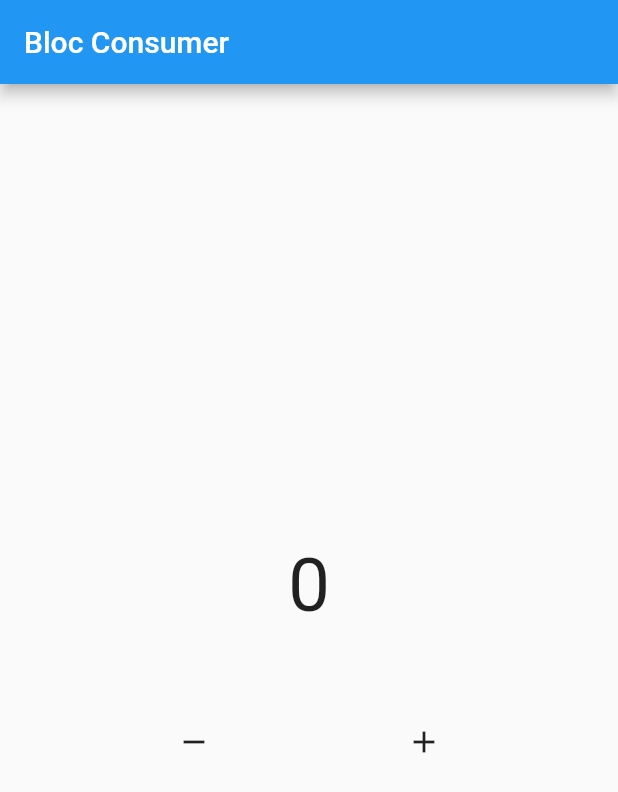
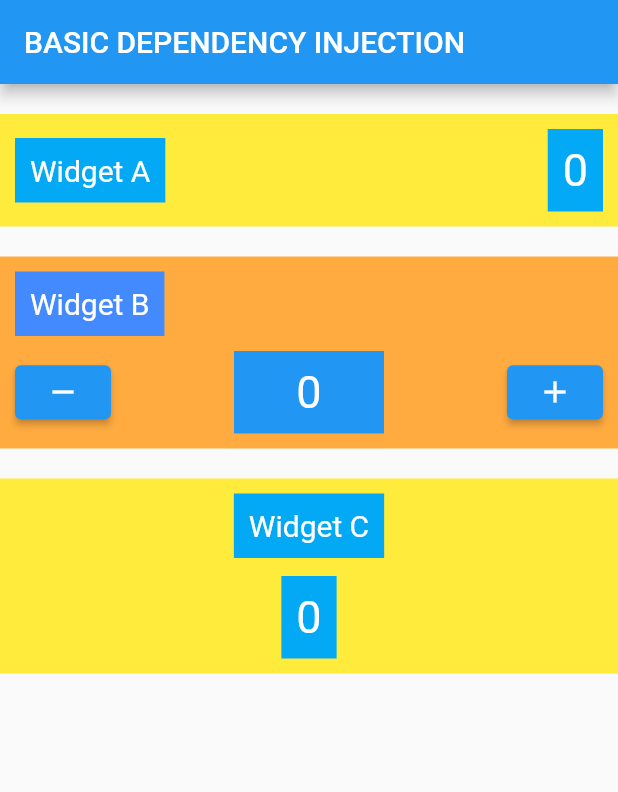
Before and after one commit to aditiyakd/latihan_bloc, a Flutter app: the screen it shows after launch, on a phone screen of 412 x 824 dp. Shown: the top 792 px of the screen. Run offline on Flutter 3.47's test engine with Material 2 defaults, Android fonts, the phone set to English and light mode, and no system bars; our stand-ins replace bloc, flutter_bloc.

Commit message:
konsep dependency injection

```diff
--- /dev/null
+++ b/lib/lessons/basic_dependency_injection_page.dart
@@ -0,0 +1,31 @@
+import 'package:flutter/material.dart';
+
+import '../lessons/widgets/widgets_a.dart';
+import '../lessons/widgets/widget_b.dart';
+import '../lessons/widgets/widgets_c.dart';
+import 'bloc/counter.dart';
+
+class BasicDependencyInjectionPage extends StatelessWidget {
+  BasicDependencyInjectionPage({super.key});
+
+  final Counter myCounter = Counter();
+
+  @override
+  Widget build(BuildContext context) {
+    return Scaffold(
+      appBar: AppBar(
+        title: const Text("BASIC DEPENDENCY INJECTION"),
+      ),
+      body: Column(
+        children: [
+          const SizedBox(height: 20),
+          WidgetA(myCounter: myCounter),
+          const SizedBox(height: 20),
+          WidgetB(myCounter:myCounter),
+          const SizedBox(height: 20),
+          WidgetC(myCounter: myCounter),
+        ],
+      ),
+    );
+  }
+}
--- /dev/null
+++ b/lib/lessons/widgets/widget_b.dart
@@ -0,0 +1,61 @@
+import 'package:flutter/material.dart';
+import 'package:flutter_bloc/flutter_bloc.dart';
+
+import '../bloc/counter.dart';
+
+class WidgetB extends StatelessWidget {
+  const WidgetB({super.key, required this.myCounter});
+
+  final Counter myCounter;
+
+  @override
+  Widget build(BuildContext context) {
+    return Container(
+      width: double.infinity,
+      color: Colors.orangeAccent,
+      padding: const EdgeInsets.all(10),
+      child: Column(
+        crossAxisAlignment: CrossAxisAlignment.start,
+        children: [
+          Container(
+            padding: const EdgeInsets.all(10),
+            color: Colors.blueAccent,
+            child: const Text(
+              "Widget B",
+              style: TextStyle(fontSize: 20, color: Colors.white),
+            ),
+          ),
+          const SizedBox(height: 10),
+          Row(
+            mainAxisAlignment: MainAxisAlignment.spaceBetween,
+            children: [
+              ElevatedButton(
+                onPressed: myCounter.decrement,
+                child: const Icon(Icons.remove),
+              ),
+              Container(
+                width: 100,
+                alignment: Alignment.center,
+                padding: const EdgeInsets.all(10),
+                color: Colors.blue,
+                child: BlocBuilder(
+                  bloc: myCounter,
+                  builder: (context, state) {
+                    return Text(
+                      "$state",
+                      style:
+                      const TextStyle(fontSize: 30, color:Colors.white),
+                    );
+                  },
+              )),
+              ElevatedButton(
+                onPressed: myCounter.increment,
+                child: const Icon(Icons.add),
+              ),
+            ],
+          ),
+        ],
+      ),
+    );
+  }
+}
--- /dev/null
+++ b/lib/lessons/widgets/widgets_a.dart
@@ -0,0 +1,49 @@
+import 'package:flutter/material.dart';
+import 'package:flutter_bloc/flutter_bloc.dart';
+import '../bloc/counter.dart';
+
+class WidgetA extends StatelessWidget {
+  const WidgetA({super.key, required this.myCounter});
+
+  final Counter myCounter;
+
+  @override
+  Widget build(BuildContext context) {
+    return Container(
+      padding: const EdgeInsets.all(10),
+      color: Colors.yellow,
+      child: Row(
+        mainAxisAlignment: MainAxisAlignment.spaceBetween,
+        children: [
+          Container(
+            color: Colors.lightBlue,
+            padding: const EdgeInsets.all(10),
+            child: const Text(
+              "Widget A",
+              style: TextStyle(
+                fontSize: 20,
+                color: Colors.white,
+              ),
+            ),
+          ),
+          Container(
+            padding: const EdgeInsets.all(10),
+            color: Colors.lightBlue,
+            child: BlocBuilder(
+              bloc: myCounter,
+              builder: (context, State) {
+                return Text(
+                  "$State",
+                  style: const TextStyle(
+                    fontSize: 30,
+                    color: Colors.white,
+                  ),
+                );
+              },
+            ),
+          ),
+        ],
+      ),
+    );
+  }
+}
--- /dev/null
+++ b/lib/lessons/widgets/widgets_c.dart
@@ -0,0 +1,51 @@
+import 'package:flutter/material.dart';
+import 'package:flutter_bloc/flutter_bloc.dart';
+
+import '../bloc/counter.dart';
+
+class WidgetC extends StatelessWidget {
+  const WidgetC({super.key, required this.myCounter});
+
+  final Counter myCounter;
+
+  @override
+  Widget build(BuildContext context) {
+    return Container(
+      width: double.infinity,
+      height: 130,
+      padding: const EdgeInsets.all(10),
+      color: Colors.yellow,
+      child: Column(
+        mainAxisAlignment: MainAxisAlignment.spaceBetween,
+        children: [
+          Container(
+            color: Colors.lightBlue,
+            padding: const EdgeInsets.all(10),
+            child: const Text(
+              "Widget C",
+              style: TextStyle(
+                fontSize: 20,
+                color: Colors.white,
+              ),
+            ),
+          ),
+          Container(
+            padding: const EdgeInsets.all(10),
+            color: Colors.lightBlue,
+            child: BlocBuilder(
+              bloc: myCounter,
+              builder: (context, state) {
+                return Text(
+                  "$state",
+                  style: const TextStyle(
+                    fontSize: 30,
+                    color: Colors.white,
+                  ),
+                );
+              },
+            )),
+       ],
+     ),
+  );
+ }
+}
--- a/lib/main.dart
+++ b/lib/main.dart
@@ -1,7 +1,6 @@
 import 'package:flutter/material.dart';
+import 'lessons/basic_dependency_injection_page.dart';
 import 'lessons/bloc_builder_page.dart';
-import 'lessons/bloc_listener_page.dart';
-import 'lessons/bloc_consumer_page.dart';
 
 void main() {
   runApp(const MyApp());
@@ -14,7 +13,7 @@ class MyApp extends StatelessWidget {
   Widget build(BuildContext context) {
     return MaterialApp(
       debugShowCheckedModeBanner: false,
-      home: BlocConsumerPage(),
+      home: BasicDependencyInjectionPage(),
     );
   }
 }
```
